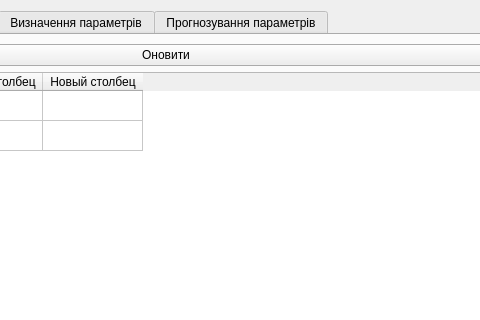
MykolaOnyshchuk/diploma1.0, file views/MainWindow.ui: the form before one commit; both pictures show x 263 to 743 and y 0 to 320 of the 858 by 586 pixel window.
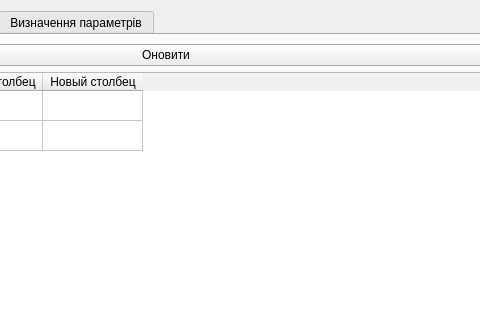
The form after the commit.

Patch:
```diff
--- a/views/MainWindow.ui
+++ b/views/MainWindow.ui
@@ -251,11 +251,6 @@
         </item>
        </layout>
       </widget>
-      <widget class="QWidget" name="tab_3">
-       <attribute name="title">
-        <string>Прогнозування параметрів</string>
-       </attribute>
-      </widget>
      </widget>
     </item>
    </layout>
```
